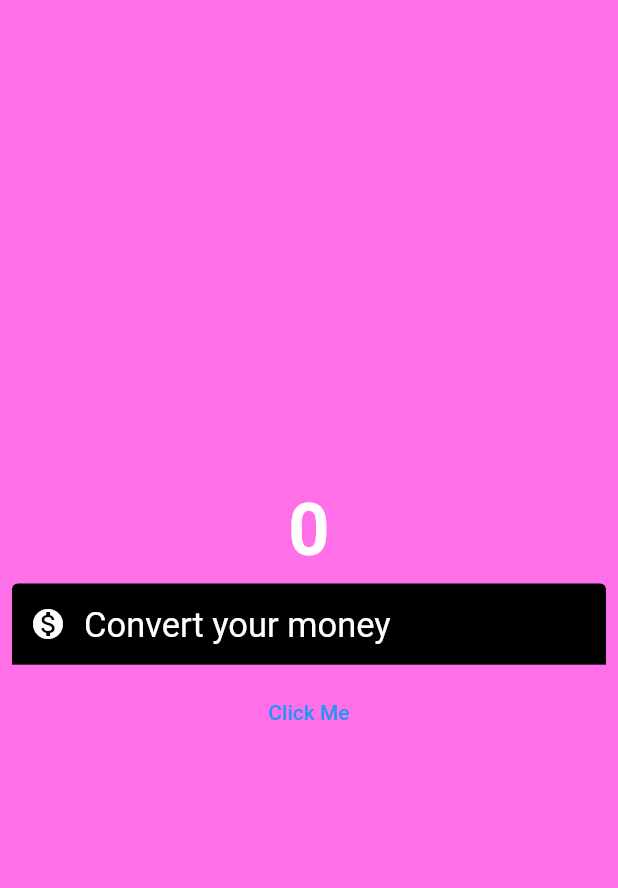
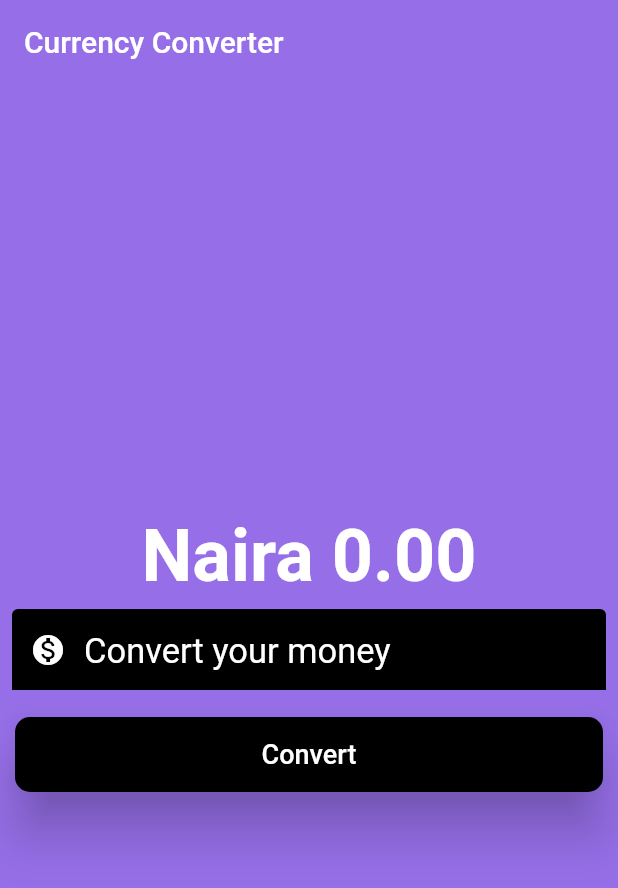
Before and after one commit to Meealley/currency-converter, a Flutter app: the screen it shows after launch, on a phone screen of 412 x 824 dp. Shown: the top 888 px of the screen. Run offline on Flutter 3.47's test engine with Material 2 defaults, Android fonts, the phone set to English and light mode, and no system bars.

```diff
--- /dev/null
+++ b/lib/change.dart
@@ -0,0 +1,15 @@
+import 'package:flutter/material.dart';
+
+class ChangeWidget extends StatefulWidget {
+  const ChangeWidget({super.key});
+
+  @override
+  State<ChangeWidget> createState() => _ChangeWidgetState();
+}
+
+class _ChangeWidgetState extends State<ChangeWidget> {
+  @override
+  Widget build(BuildContext context) {
+    return const Placeholder();
+  }
+}
--- a/lib/currency_convert.dart
+++ b/lib/currency_convert.dart
@@ -1,42 +1,58 @@
 import 'package:flutter/material.dart';
 
-class CurrencyConverterMaterialPage extends StatelessWidget {
+class CurrencyConverterMaterialPage extends StatefulWidget {
   const CurrencyConverterMaterialPage({super.key});
 
   @override
+  State<CurrencyConverterMaterialPage> createState() =>
+      _CurrencyConverterMaterialPage();
+}
+
+class _CurrencyConverterMaterialPage
+    extends State<CurrencyConverterMaterialPage> {
+  double result = 0;
+  final TextEditingController textEditingController = TextEditingController();
+
+  void convert() {
+    setState(() {
+      result = double.parse(textEditingController.text) * 950;
+    });
+  }
+
+  @override
+  // Widget build(BuildContext context) {
   Widget build(BuildContext context) {
     return Scaffold(
-        backgroundColor: Color.fromRGBO(255, 111, 232, 1),
+        backgroundColor: const Color.fromRGBO(150, 111, 232, 1),
+        appBar: AppBar(
+          backgroundColor: const Color.fromRGBO(150, 111, 232, 1),
+          title: const Text("Currency Converter"),
+          elevation: 0,
+        ),
         body: Center(
           child: Column(
             mainAxisAlignment: MainAxisAlignment.center,
             children: [
-              // Text(
-              //   "hello there",
-              //   style: TextStyle(
-              //     color: Color.fromRGBO(123, 23, 12, 1),
-              //     fontSize: 50,
-              //     fontWeight: FontWeight.bold,
-              //   ),
-              // ),
-              const Text(
-                "0",
-                style: TextStyle(
+              Text(
+                "Naira ${result.toStringAsFixed(2)}",
+                style: const TextStyle(
                   color: Colors.white,
                   fontSize: 48,
                   fontWeight: FontWeight.bold,
                 ),
               ),
-              const Padding(
-                padding: EdgeInsets.all(8.0),
+              Padding(
+                padding: const EdgeInsets.all(8.0),
                 child: TextField(
-                  style: TextStyle(
+                  controller: textEditingController,
+                  style: const TextStyle(
                     color: Colors.white,
                     fontSize: 26,
                   ),
                   decoration: InputDecoration(
                     hintText: "Convert your money",
-                    hintStyle: TextStyle(fontSize: 23, color: Colors.white),
+                    hintStyle:
+                        const TextStyle(fontSize: 23, color: Colors.white),
                     prefixIcon: Icon(Icons.monetization_on),
                     prefixIconColor: Colors.white,
                     filled: true,
@@ -54,11 +70,28 @@ class CurrencyConverterMaterialPage extends StatelessWidget {
                   ),
                 ),
               ),
-              TextButton(
-                onPressed: () {
-                  debugPrint("button clicked by me boss");
-                },
-                child: const Text("Click Me"),
+              Padding(
+                padding: const EdgeInsets.all(10.0),
+                child: ElevatedButton(
+                  onPressed: convert,
+                  style: ElevatedButton.styleFrom(
+                    elevation: 15,
+                    backgroundColor: Colors.black,
+                    foregroundColor: Colors.white,
+                    minimumSize: const Size(double.infinity, 50),
+                    shape: const RoundedRectangleBorder(
+                      borderRadius: BorderRadius.all(
+                        Radius.circular(10),
+                      ),
+                    ),
+                  ),
+                  child: const Text(
+                    "Convert",
+                    style: TextStyle(
+                      fontSize: 18,
+                    ),
+                  ),
+                ),
               )
             ],
           ),
```
